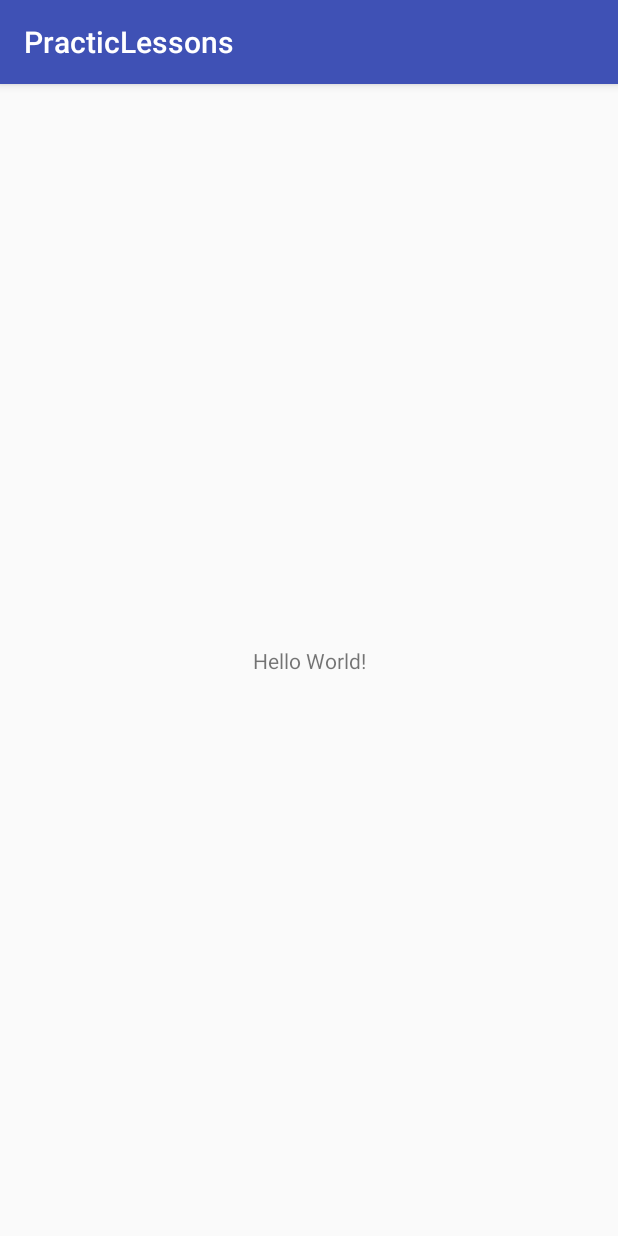
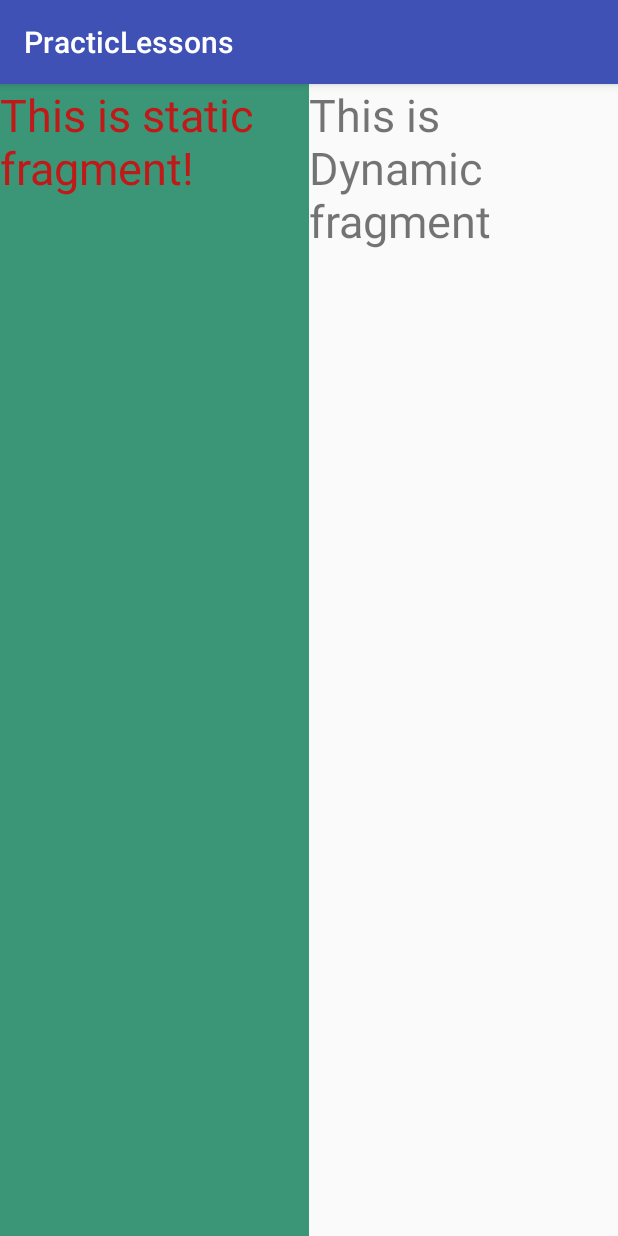
Before and after one commit to geektech-android/Lessons, an Android app: the screen it shows after launch (MainActivity), on a phone screen of 412 x 824 dp. Run offline under Robolectric (Android 15) with nearby library versions, the light colour scheme and no system bars.

Commit message:
Lesson 7 class

```diff
--- /dev/null
+++ b/app/src/main/java/com/akai/geektech/practiclessons/DynamicFragment.java
@@ -0,0 +1,18 @@
+package com.akai.geektech.practiclessons;
+
+import android.os.Bundle;
+import android.support.annotation.NonNull;
+import android.support.annotation.Nullable;
+import android.support.v4.app.Fragment;
+import android.view.LayoutInflater;
+import android.view.View;
+import android.view.ViewGroup;
+
+public class DynamicFragment extends Fragment {
+
+    @Nullable
+    @Override
+    public View onCreateView(@NonNull LayoutInflater inflater, @Nullable ViewGroup container, @Nullable Bundle savedInstanceState) {
+        return inflater.inflate(R.layout.fragment_dynamic, container, false);
+    }
+}
--- a/app/src/main/java/com/akai/geektech/practiclessons/MainActivity.java
+++ b/app/src/main/java/com/akai/geektech/practiclessons/MainActivity.java
@@ -1,5 +1,7 @@
 package com.akai.geektech.practiclessons;
 
+import android.support.v4.app.FragmentManager;
+import android.support.v4.app.FragmentTransaction;
 import android.support.v7.app.AppCompatActivity;
 import android.os.Bundle;
 
@@ -9,5 +11,11 @@ public class MainActivity extends AppCompatActivity {
     protected void onCreate(Bundle savedInstanceState) {
         super.onCreate(savedInstanceState);
         setContentView(R.layout.activity_main);
+
+        DynamicFragment fragment = new DynamicFragment();
+        FragmentManager manager = getSupportFragmentManager();
+        FragmentTransaction transaction = manager.beginTransaction();
+        transaction.add(R.id.container, fragment);
+        transaction.commit();
     }
 }
--- /dev/null
+++ b/app/src/main/java/com/akai/geektech/practiclessons/StaticFragment.java
@@ -0,0 +1,19 @@
+package com.akai.geektech.practiclessons;
+
+import android.os.Bundle;
+import android.support.annotation.NonNull;
+import android.support.annotation.Nullable;
+import android.support.v4.app.Fragment;
+import android.view.LayoutInflater;
+import android.view.View;
+import android.view.ViewGroup;
+
+public class StaticFragment extends Fragment {
+
+    @Nullable
+    @Override
+    public View onCreateView(@NonNull LayoutInflater inflater, @Nullable ViewGroup container, @Nullable Bundle savedInstanceState) {
+        View view = inflater.inflate(R.layout.fragment_statilc, container, false);
+        return view;
+    }
+}
--- a/app/src/main/res/layout/activity_main.xml
+++ b/app/src/main/res/layout/activity_main.xml
@@ -1,18 +1,24 @@
 <?xml version="1.0" encoding="utf-8"?>
-<android.support.constraint.ConstraintLayout xmlns:android="http://schemas.android.com/apk/res/android"
+<LinearLayout xmlns:android="http://schemas.android.com/apk/res/android"
     xmlns:app="http://schemas.android.com/apk/res-auto"
     xmlns:tools="http://schemas.android.com/tools"
     android:layout_width="match_parent"
     android:layout_height="match_parent"
     tools:context=".MainActivity">
 
-    <TextView
-        android:layout_width="wrap_content"
-        android:layout_height="wrap_content"
-        android:text="Hello World!"
-        app:layout_constraintBottom_toBottomOf="parent"
-        app:layout_constraintLeft_toLeftOf="parent"
-        app:layout_constraintRight_toRightOf="parent"
-        app:layout_constraintTop_toTopOf="parent" />
+    <fragment
+        android:id="@+id/static_fragment"
+        android:layout_width="0dp"
+        android:layout_height="match_parent"
+        android:layout_weight="1"
+        android:name="com.akai.geektech.practiclessons.StaticFragment"
+        tools:layout="@layout/fragment_statilc"/>
 
-</android.support.constraint.ConstraintLayout>
+    <LinearLayout
+        android:id="@+id/container"
+        android:layout_width="0dp"
+        android:layout_height="match_parent"
+        android:layout_weight="1"
+        android:orientation="horizontal"/>
+
+</LinearLayout>
--- /dev/null
+++ b/app/src/main/res/layout/fragment_dynamic.xml
@@ -0,0 +1,12 @@
+<?xml version="1.0" encoding="utf-8"?>
+<LinearLayout xmlns:android="http://schemas.android.com/apk/res/android"
+    android:layout_width="match_parent"
+    android:layout_height="match_parent">
+
+    <TextView
+        android:layout_width="match_parent"
+        android:layout_height="wrap_content"
+        android:textSize="30sp"
+        android:text="This is Dynamic fragment"/>
+
+</LinearLayout>
--- /dev/null
+++ b/app/src/main/res/layout/fragment_statilc.xml
@@ -0,0 +1,14 @@
+<?xml version="1.0" encoding="utf-8"?>
+<LinearLayout xmlns:android="http://schemas.android.com/apk/res/android"
+    android:layout_width="match_parent"
+    android:background="#3b9678"
+    android:layout_height="match_parent">
+
+    <TextView
+        android:layout_width="match_parent"
+        android:layout_height="match_parent"
+        android:textSize="30sp"
+        android:textColor="#c11818"
+        android:text="This is static fragment!"/>
+
+</LinearLayout>
```
